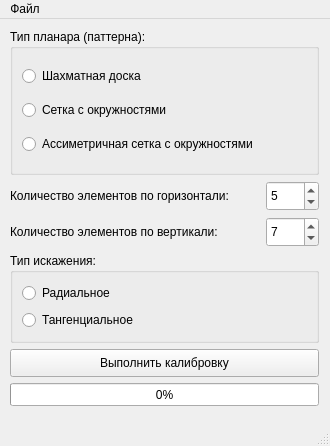
Before: the Qt Designer form calibrationui.ui in StrozhDima/df, drawn with Qt 5.
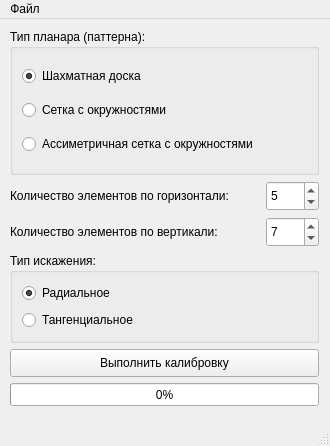
After: the same form once the commit is applied.

What changed in the file:
```diff
--- a/calibrationui.ui
+++ b/calibrationui.ui
@@ -81,6 +81,9 @@
               <property name="text">
                <string>Шахматная доска</string>
               </property>
+              <property name="checked">
+               <bool>true</bool>
+              </property>
               <attribute name="buttonGroup">
                <string notr="true">type_button_group</string>
               </attribute>
@@ -237,6 +240,9 @@
             <property name="text">
              <string>Радиальное</string>
             </property>
+            <property name="checked">
+             <bool>true</bool>
+            </property>
            </widget>
           </item>
           <item>
```
